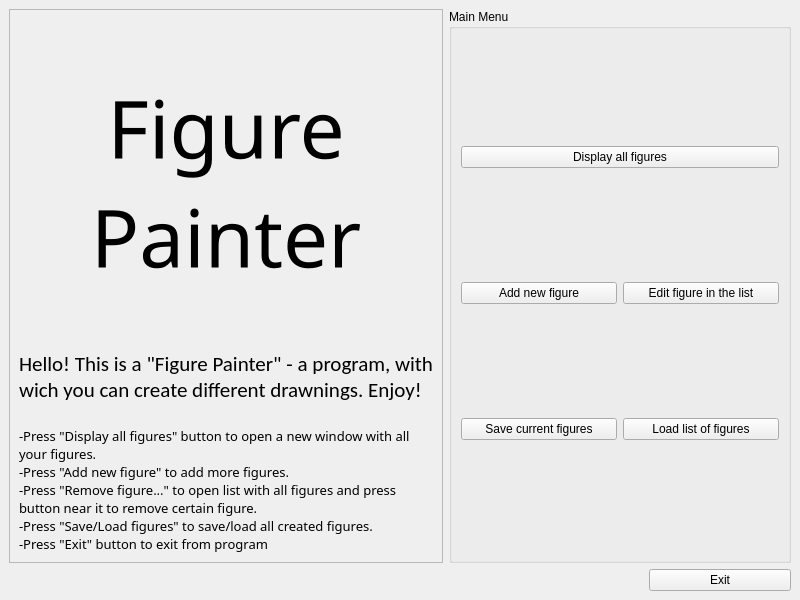
This is mainwindow.ui in JeyM1/Course_Work_OOP_1 as Qt 5 draws it before an edit. The edited form follows.
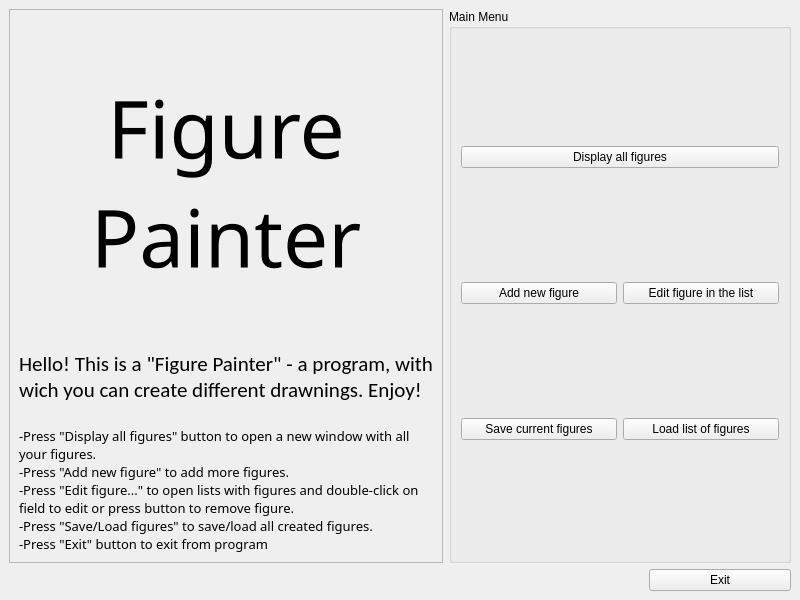
This is the edited form.

Diff of the .ui file:
```diff
--- a/mainwindow.ui
+++ b/mainwindow.ui
@@ -90,7 +90,7 @@
           <string>
 -Press &quot;Display all figures&quot; button to open a new window with all your figures.
 -Press &quot;Add new figure&quot; to add more figures.
--Press &quot;Remove figure...&quot; to open list with all figures and press button near it to remove certain figure.
+-Press &quot;Edit figure...&quot; to open lists with figures and double-click on field to edit or press button to remove figure.
 -Press &quot;Save/Load figures&quot; to save/load all created figures.
 -Press &quot;Exit&quot; button to exit from program</string>
          </property>
```
